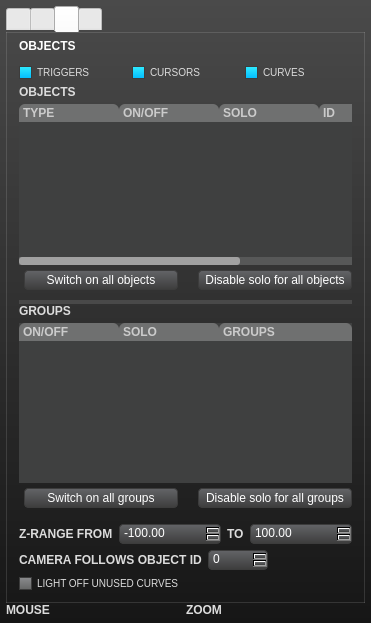
The window that uiinspector.ui (buzzinglight/IanniX) describes before a commit, drawn with Qt 5.
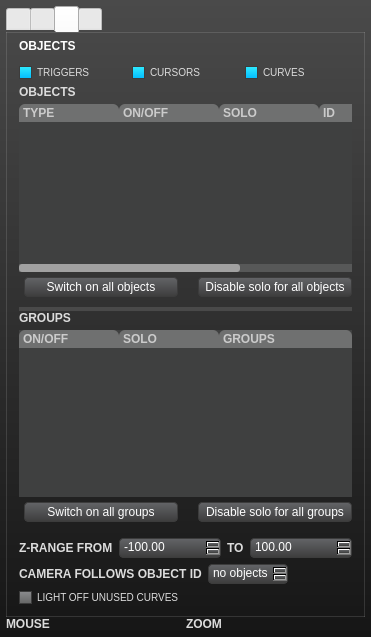
The same window after the commit. The open tabs and pages were chosen to show the change. Icons and pictures are not drawn.

Patch:
```diff
--- a/uiinspector.ui
+++ b/uiinspector.ui
@@ -7,7 +7,7 @@
     <x>0</x>
     <y>0</y>
     <width>371</width>
-    <height>623</height>
+    <height>637</height>
    </rect>
   </property>
   <property name="windowTitle">
@@ -2273,13 +2273,13 @@
              <widget class="QSpinBox" name="followId">
               <property name="minimumSize">
                <size>
-                <width>60</width>
+                <width>80</width>
                 <height>0</height>
                </size>
               </property>
               <property name="maximumSize">
                <size>
-                <width>60</width>
+                <width>80</width>
                 <height>16777215</height>
                </size>
               </property>
@@ -2289,9 +2289,18 @@
               <property name="statusTip">
                <string>Type here the ID of the object that the camera will follow</string>
               </property>
+              <property name="specialValueText">
+               <string>no objects</string>
+              </property>
+              <property name="minimum">
+               <number>-1</number>
+              </property>
               <property name="maximum">
                <number>999999</number>
               </property>
+              <property name="value">
+               <number>-1</number>
+              </property>
              </widget>
             </item>
             <item>
```
Left out of the diff: 6 changed lines with no effect on the pictures.
